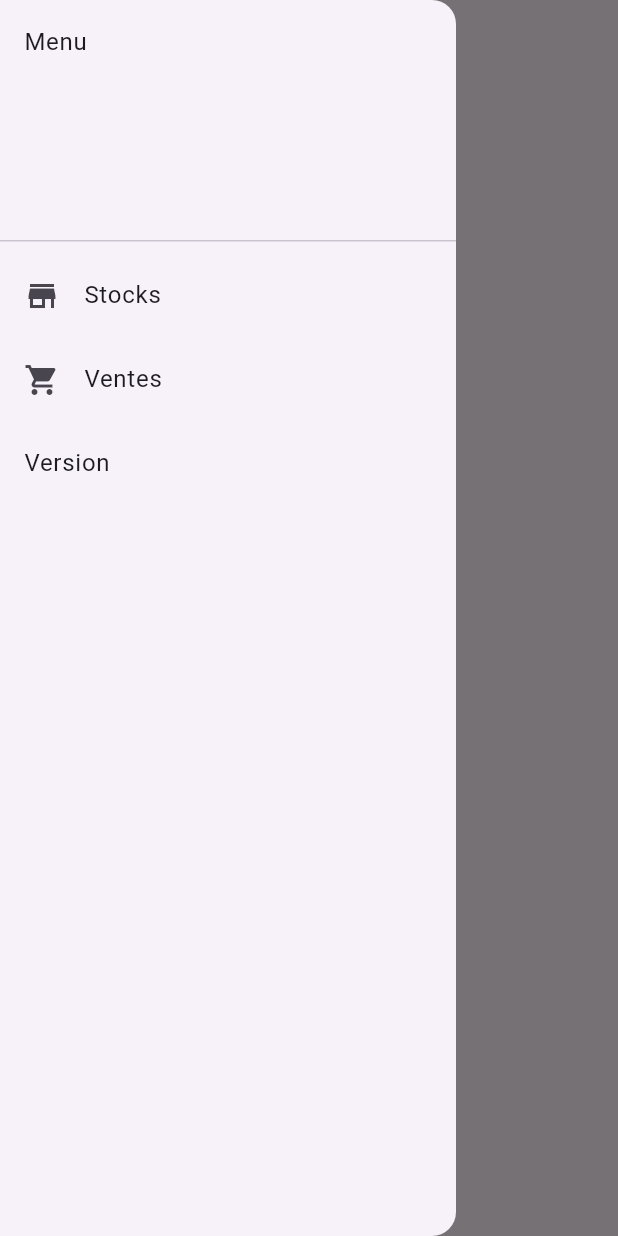
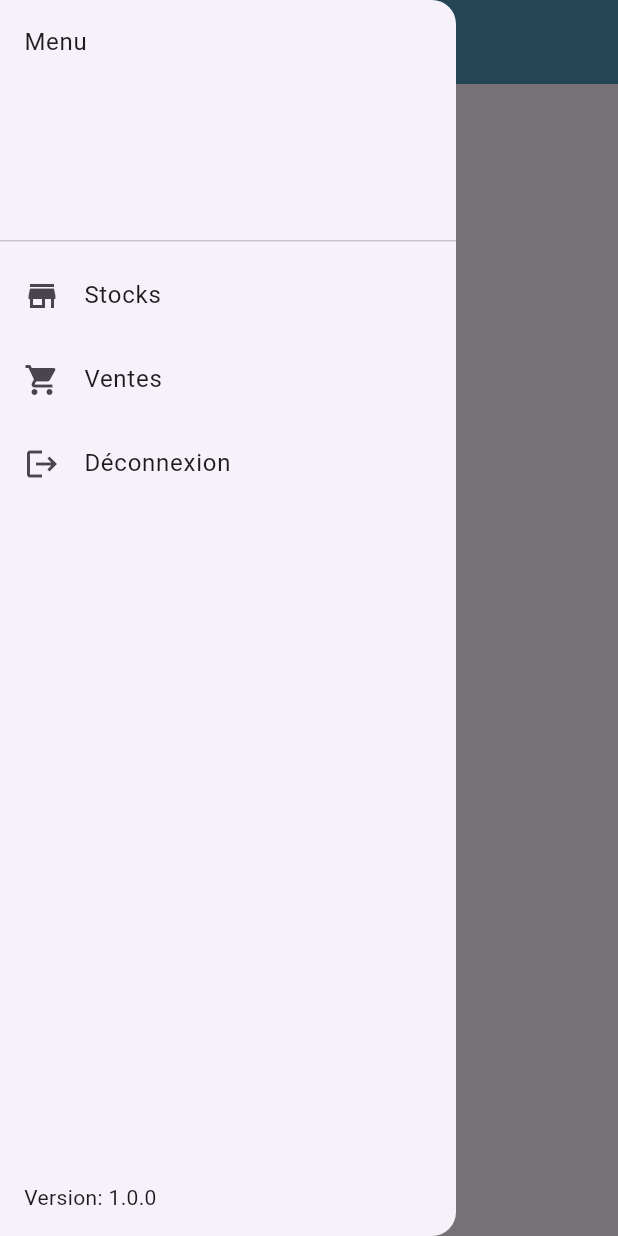
Before and after one commit to Mathbech/filamentgestion, a Flutter app: the DashboardPage screen opened by its route, with the side drawer open, on a phone screen of 412 x 824 dp. Run offline on Flutter 3.47's test engine with Material 3 defaults, Android fonts, the phone set to English and light mode, and no system bars; our stand-ins replace package_info, shared_preferences; accounts and stored records are empty; network calls fail.

Commit message:
ajout d'un boutton de déconnexion + passage du numéro de version en bas de menu

```diff
--- a/lib/template/widget/appbar.dart
+++ b/lib/template/widget/appbar.dart
@@ -1,5 +1,6 @@
 import 'package:flutter/material.dart';
 import 'package:package_info/package_info.dart';
+import '../../services/api.dart';
 
 
 class CustomAppBar extends StatelessWidget implements PreferredSizeWidget {
@@ -11,6 +12,7 @@ class CustomAppBar extends StatelessWidget implements PreferredSizeWidget {
   Widget build(BuildContext context) {
     return AppBar(
       title: Text(title),
+      backgroundColor: const Color.fromARGB(255, 81, 148, 182),
       leading: Builder(
         builder: (BuildContext context) {
           return IconButton(
@@ -37,7 +39,9 @@ class CustomDrawer extends StatelessWidget {
       builder: (BuildContext context, AsyncSnapshot<PackageInfo> snapshot) {
         String version = snapshot.data?.version ?? 'Unknown';
         return Drawer(
-          child: ListView(
+          child: Stack(
+            children: [
+              ListView(
                 padding: EdgeInsets.zero,
                 children: [
                   const DrawerHeader(
@@ -55,9 +59,21 @@ class CustomDrawer extends StatelessWidget {
                       onTap: () {
                         Navigator.pushNamed(context, '/ventes');
                       }),
-              AboutListTile(
-                child: Text('Version'),
-                applicationVersion: version,
+                  ListTile(
+                      title: const Text('Déconnexion'),
+                      leading: Icon(Icons.logout),
+                      onTap: () {
+                        Api apiInstance = Api();
+                        apiInstance.logout(context);
+                      }),
+                ],
+              ),
+              Positioned(
+                bottom: 0,
+                child: Padding(
+                  padding: const EdgeInsets.all(16.0),
+                  child: Text('Version: $version'),
+                ),
               ),
             ],
           ),
```
Lines whose indentation alone changed are shown as unchanged.
